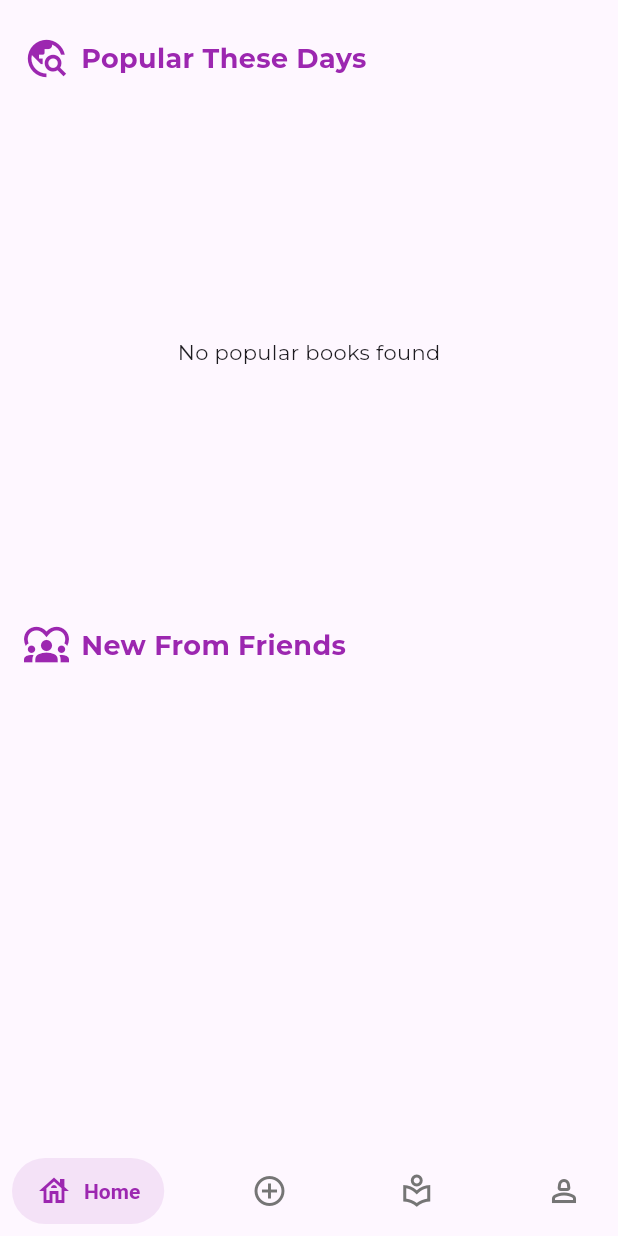
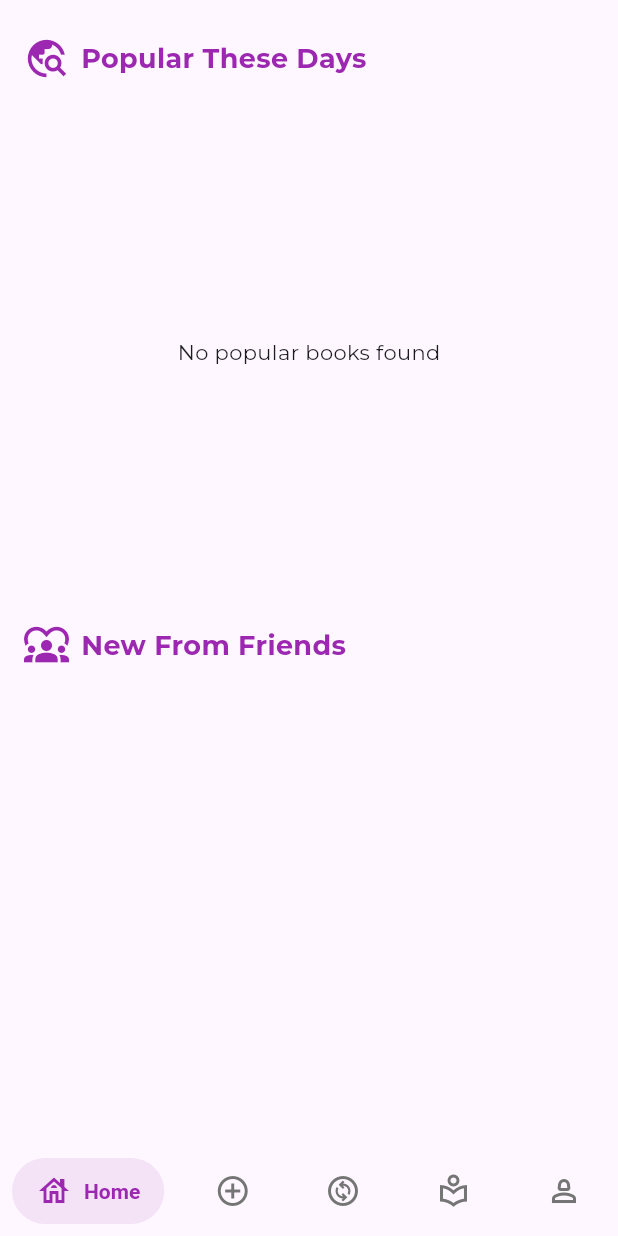
Before and after one commit to Bavsimus/google-bootcamp-29, a Flutter app: the HomePage screen opened by its route, on a phone screen of 412 x 824 dp. Run offline on Flutter 3.47's test engine with Material 3 defaults, Android fonts, the phone set to English and light mode, and no system bars; drawn by our look-alikes of salomon_bottom_bar; our stand-ins replace cloud_firestore, firebase_auth, firebase_core, flutter_platform_widgets, flutter_svg, get_it and 4 more; accounts and stored records are empty.

Commit message:
trade page created

```diff
--- a/LibHub/lib/ui/home_ui/home_ui.dart
+++ b/LibHub/lib/ui/home_ui/home_ui.dart
@@ -46,6 +46,11 @@ final _navBarItems = [
     selectedColor: Colors.pink,
   ),
   SalomonBottomBarItem(
+    icon: const Icon(Icons.change_circle_outlined),
+    title: const Text("Trade"),
+    selectedColor: Colors.blueAccent,
+  ),
+  SalomonBottomBarItem(
     icon: const Icon(Icons.local_library_outlined),
     title: const Text("Personal Lib"),
     selectedColor: Colors.orange,
--- a/LibHub/lib/ui/home_ui/home_view_model.dart
+++ b/LibHub/lib/ui/home_ui/home_view_model.dart
@@ -2,6 +2,7 @@ import 'package:flutter/material.dart';
 import 'package:libhub/ui/home_ui/home_page_filtered.dart';
 import 'package:libhub/ui/home_ui/home_screen.dart';
 import 'package:libhub/ui/home_ui/add_book.dart';
+import 'package:libhub/ui/home_ui/users_trade_in.dart';
 import 'package:libhub/ui/personalLib/profile_tab.dart';
 import 'package:libhub/ui/personalLib/personal_library_view.dart';
 import 'package:stacked/stacked.dart';
@@ -25,8 +26,10 @@ class HomeViewModel extends BaseViewModel {
       case 1:
         return AddBook();
       case 2:
+        return UsersFromSameCityPage();
+      case 3:
         return PersonalLibraryView();
-      case 3:
+      case 4:
         return ProfileTab();
       default:
         return BookListScreen();
```
Also changed, not shown: LibHub/lib/ui/home_ui/users_trade_in.dart (added, +67 -0 lines).
